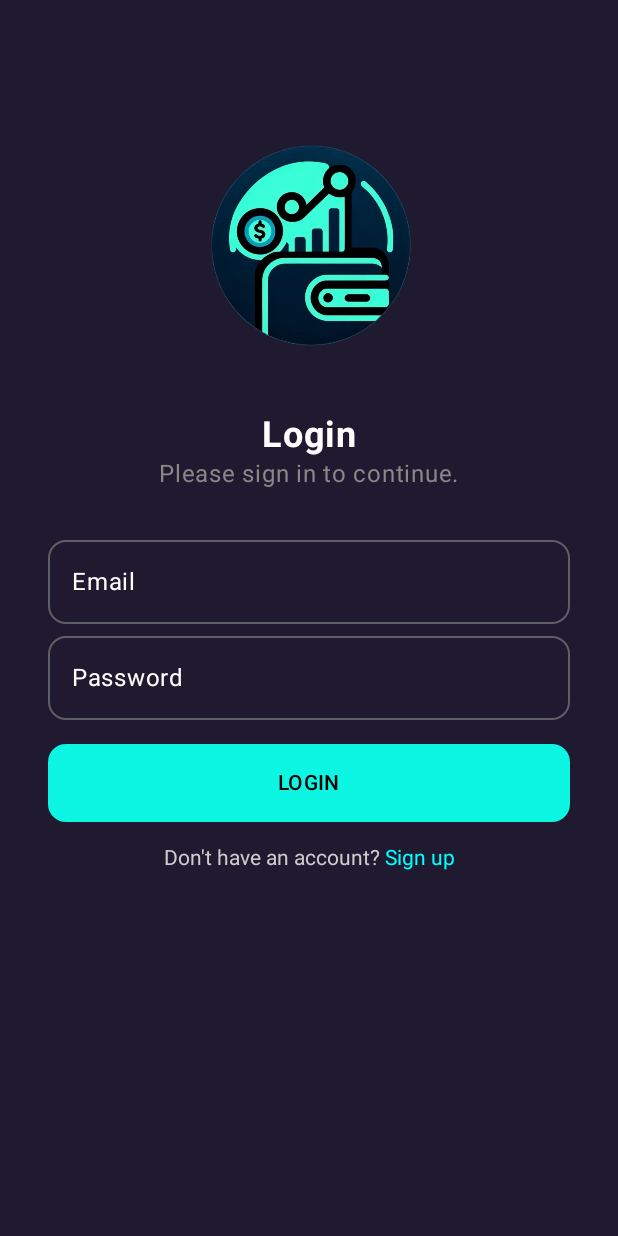
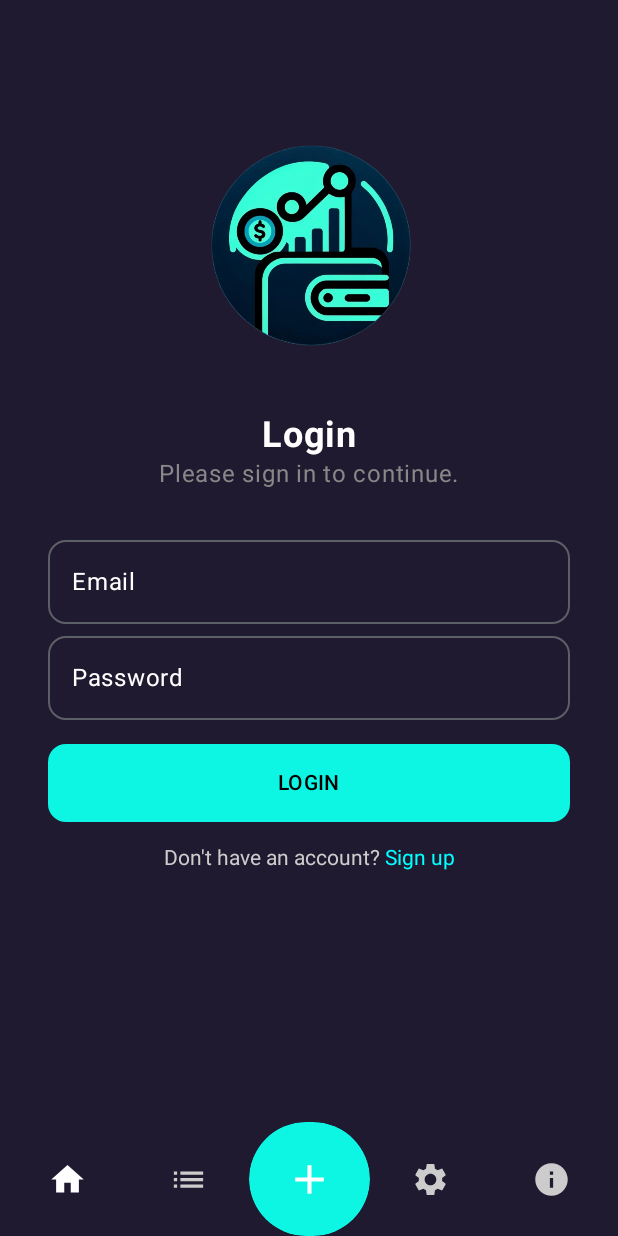
Before and after one commit to marek850/Moneto, an Android app built with Jetpack Compose: the screen it shows after launch (MainActivity), on a phone screen of 412 x 824 dp. Run offline under Robolectric (Android 15) with nearby library versions, the phone set to English and light mode, and no system bars.

Commit message:
Vytvorenie navigacneho menu. Vytvorenie suborov pre hlavne obrazovky.

```diff
--- a/Moneto/app/build.gradle.kts
+++ b/Moneto/app/build.gradle.kts
@@ -59,6 +59,8 @@ dependencies {
     implementation("androidx.compose.ui:ui-graphics")
     implementation("androidx.compose.ui:ui-tooling-preview")
     implementation("androidx.compose.material3:material3")
+    implementation("com.google.firebase:protolite-well-known-types:18.0.0")
+    implementation("androidx.navigation:navigation-compose:2.7.7")
     testImplementation("junit:junit:4.13.2")
     androidTestImplementation("androidx.test.ext:junit:1.1.5")
     androidTestImplementation("androidx.test.espresso:espresso-core:3.5.1")
--- a/Moneto/app/src/main/java/com/example/moneto/MainActivity.kt
+++ b/Moneto/app/src/main/java/com/example/moneto/MainActivity.kt
@@ -3,13 +3,41 @@ package com.example.moneto
 import android.os.Bundle
 import androidx.activity.ComponentActivity
 import androidx.activity.compose.setContent
+import androidx.compose.foundation.layout.Box
 import androidx.compose.foundation.layout.fillMaxSize
+import androidx.compose.foundation.layout.padding
+import androidx.compose.foundation.layout.size
+import androidx.compose.foundation.shape.CircleShape
+import androidx.compose.material.icons.Icons
+import androidx.compose.material.icons.filled.Add
+import androidx.compose.material.icons.filled.Home
+import androidx.compose.material.icons.filled.Info
+import androidx.compose.material.icons.filled.List
+import androidx.compose.material.icons.filled.Settings
+import androidx.compose.material3.BottomAppBar
+import androidx.compose.material3.Button
+import androidx.compose.material3.ButtonDefaults
+import androidx.compose.material3.FloatingActionButton
+import androidx.compose.material3.Icon
+import androidx.compose.material3.IconButton
 import androidx.compose.material3.MaterialTheme
+import androidx.compose.material3.Scaffold
 import androidx.compose.material3.Surface
 import androidx.compose.material3.Text
 import androidx.compose.runtime.Composable
+import androidx.compose.runtime.mutableStateOf
+import androidx.compose.runtime.remember
+import androidx.compose.ui.Alignment
 import androidx.compose.ui.Modifier
+import androidx.compose.ui.draw.clip
+import androidx.compose.ui.graphics.Color
+import androidx.compose.ui.platform.LocalContext
 import androidx.compose.ui.tooling.preview.Preview
+import androidx.compose.ui.unit.dp
+import androidx.navigation.compose.NavHost
+import androidx.navigation.compose.composable
+import androidx.navigation.compose.rememberNavController
+import com.example.moneto.ui.theme.Login
 import com.example.moneto.ui.theme.MonetoTheme
 
 class MainActivity : ComponentActivity() {
@@ -18,8 +46,75 @@ class MainActivity : ComponentActivity() {
         setContent {
             MonetoTheme {
                 // A surface container using the 'background' color from the theme
-                LoginScreen()
+                BottomNavBar()
             }
         }
     }
 }
+
+@Composable
+fun BottomNavBar() {
+    val navigationController = rememberNavController()
+    val context = LocalContext.current.applicationContext
+    val selected = remember {
+        mutableStateOf(Icons.Default.Home)
+    }
+    Scaffold(bottomBar = {BottomAppBar(containerColor = Color(0xFF201a30)) {
+        IconButton(
+            onClick = { /*TODO*/
+                selected.value = Icons.Default.Home
+                navigationController.navigate(Screens.Home.screen){
+                    popUpTo(0)
+                 }
+            }, modifier = Modifier.weight(1f)) {
+            Icon(Icons.Default.Home, contentDescription = null, modifier = Modifier.size(26.dp), tint = if (selected.value == Icons.Default.Home) Color.White else Color.LightGray)
+        }
+        IconButton(
+            onClick = { /*TODO*/
+                selected.value = Icons.Default.List
+                navigationController.navigate(Screens.Home.screen){
+                    popUpTo(0)
+                }
+            }, modifier = Modifier.weight(1f)) {
+            Icon(Icons.Default.List, contentDescription = null, modifier = Modifier.size(26.dp), tint = if (selected.value == Icons.Default.List) Color.White else Color.LightGray)
+        }
+        Button(
+            onClick = { },
+            modifier = Modifier
+                .weight(1f)// Diameter of the circular button
+                .clip(CircleShape), // Clip the button to a circle shape
+            colors = ButtonDefaults.buttonColors(containerColor = Login, contentColor = Color.White)
+        ) {
+            Icon(Icons.Default.Add, contentDescription = null, modifier = Modifier
+                .fillMaxSize() // Set the icon size
+                )// Add padding if necessary)
+        }
+        IconButton(
+            onClick = { /*TODO*/
+                selected.value = Icons.Default.Settings
+                navigationController.navigate(Screens.Settings.screen){
+                    popUpTo(0)
+                }
+            }, modifier = Modifier.weight(1f)) {
+            Icon(Icons.Default.Settings, contentDescription = null, modifier = Modifier.size(26.dp), tint = if (selected.value == Icons.Default.Settings) Color.White else Color.LightGray)
+        }
+        IconButton(
+            onClick = { /*TODO*/
+                selected.value = Icons.Default.Info
+                navigationController.navigate(Screens.Settings.screen){
+                    popUpTo(0)
+                }
+            }, modifier = Modifier.weight(1f)) {
+            Icon(Icons.Default.Info, contentDescription = null, modifier = Modifier.size(26.dp), tint = if (selected.value == Icons.Default.Info) Color.White else Color.LightGray)
+        }
+    }}) {paddingValues ->
+        NavHost(navController = navigationController, startDestination = Screens.Home.screen, modifier = Modifier.padding(paddingValues) ){
+            composable(Screens.Home.screen){ LoginScreen() }
+            composable(Screens.Settings.screen){SettingsScreen()}
+            composable(Screens.Settings.screen){InfoScreen()}
+            composable(Screens.Settings.screen){ExpensesScreen()}
+        }
+
+    }
+
+}
--- /dev/null
+++ b/Moneto/app/src/main/java/com/example/moneto/Screens.kt
@@ -0,0 +1,8 @@
+package com.example.moneto
+
+sealed class Screens (val screen: String) {
+    data object Home: Screens("home")
+    data object Expenses: Screens("expenses")
+    data object Settings: Screens("settings")
+    data object Info: Screens("info")
+}
```
Also changed, not shown: Moneto/app/src/main/java/com/example/moneto/ExpensesScreen.kt (added, +8 -0 lines), Moneto/app/src/main/java/com/example/moneto/InfoScreen.kt (added, +8 -0 lines), Moneto/app/src/main/java/com/example/moneto/RegisterScreen.kt (added, +167 -0 lines), Moneto/app/src/main/java/com/example/moneto/SettingsScreen.kt (added, +12 -0 lines).
